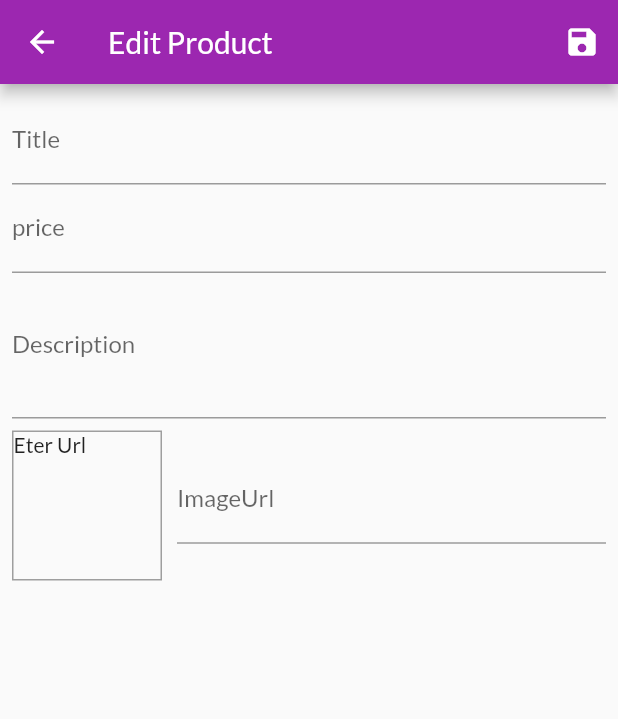
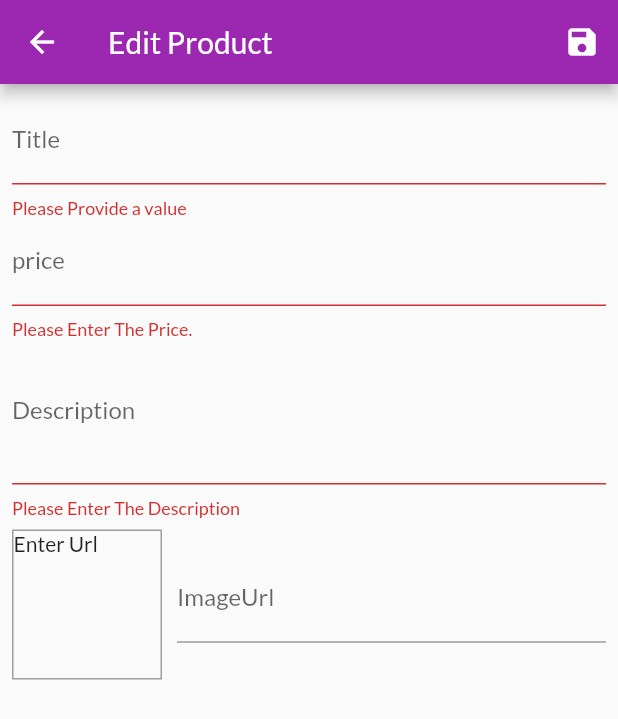
Before and after one commit to km2223/shop, a Flutter app: the EditProductScreen screen opened by its route, after a tap on the "save" icon, on a phone screen of 412 x 824 dp. Shown: the top 719 px of the screen. Run offline on Flutter 3.47's test engine with Material 2 defaults, Android fonts, the phone set to English and light mode, and no system bars; missing offline and left inert: dart:ffi; network calls fail.

Commit message:
save product

```diff
--- a/lib/provider/products.dart
+++ b/lib/provider/products.dart
@@ -2,7 +2,7 @@ import 'package:flutter/material.dart';
 import 'package:shop/provider/product.dart';
 
 class Products with ChangeNotifier{
-  List<Product>_items=[
+  final List<Product>_items=[
         Product(
       id: 'p1',
       title: 'Red Shirt',
@@ -47,4 +47,14 @@ class Products with ChangeNotifier{
  Product findById(String id){
   return _items.firstWhere((prod) => prod.id==id);
  }
+ void addProduct(Product prod){
+  final newProduct=Product(
+    title:prod.title,
+    description: prod.description,
+    price:prod. price,
+    id: DateTime.now().toString(),
+    imageUrl:prod. imageUrl);
+    _items.add(newProduct);
+  notifyListeners();
+ }
 }
--- a/lib/screens/edit_product_screen.dart
+++ b/lib/screens/edit_product_screen.dart
@@ -1,5 +1,7 @@
 import 'package:flutter/material.dart';
+import 'package:provider/provider.dart';
 import 'package:shop/provider/product.dart';
+import 'package:shop/provider/products.dart';
 class EditProductScreen extends StatefulWidget {
   const EditProductScreen({super.key});
   static const routeName='/edit-product';
@@ -31,15 +33,27 @@ class _EditProductScreenState extends State<EditProductScreen> {
     super.initState();
   }
      void _saveForm(){
+      final isvalde= _form.currentState!.validate();
+      if(!isvalde)
+      {return;}
      _form.currentState!.save();
-     print(_EditProduct.title);
-     print(_EditProduct.description);
-     print(_EditProduct.price);
-     print(_EditProduct.imageUrl);
+      Provider.of<Products>(context,listen: false).addProduct(_EditProduct);
+      Navigator.pop(context);
+
+
 
     }
   void updateImageUrl(){
     if(! _imageUrlFocesNode.hasFocus){
+      if(_imageUrlController.text.isEmpty
+      ||!_imageUrlController.text.startsWith('http')
+      &&!_imageUrlController.text.startsWith('https')
+      ||!_imageUrlController.text.endsWith('jpg')
+      ||!_imageUrlController.text.endsWith('jpeg')||
+      !_imageUrlController.text.endsWith('png'))
+      {
+        return ;
+      }
       setState(() {
 
       });
@@ -66,15 +80,35 @@ class _EditProductScreenState extends State<EditProductScreen> {
               FocusScope.of(context).requestFocus(_priceFocus);
 
             },
+                        validator: (value) {
+              if(value!.isEmpty){
+                return 'Please Provide a value ';
+              }
+              return null;
+
+            },
             onSaved: (newValue) {
               _EditProduct=Product(title:newValue.toString() , description: _EditProduct.description, price: _EditProduct.price, id: null.toString(), imageUrl: _EditProduct.imageUrl);
             },
+
           ),
                     TextFormField(
             decoration: const InputDecoration(labelText: 'price'),
             textInputAction: TextInputAction.next,
             keyboardType:TextInputType.number,
             focusNode: _priceFocus,
+            validator: (value) {
+              if(value!.isEmpty){
+                return 'Please Enter The Price.';
+              }
+              if(double.tryParse(value)==null){
+                return 'Please Enter a Valid number.';
+              }
+              if(double.tryParse(value)!<= 0){
+                return 'Please Enter Number greater than Zero. ';
+              }
+              return null;
+            },
             onFieldSubmitted: (_) {
               FocusScope.of(context).requestFocus(_descriptionFoucs);
             },
@@ -89,6 +123,15 @@ class _EditProductScreenState extends State<EditProductScreen> {
             keyboardType:TextInputType.multiline,
             maxLines: 3,
             focusNode: _descriptionFoucs,
+            validator: (value) {
+              if(value!.isEmpty){
+                return 'Please Enter The Description';
+
+              }
+              if(value.length<10){
+                return 'Please Enter More than 10 characters';
+              }
+            },
               onSaved: (newValue) {
               _EditProduct=Product(title:_EditProduct.title , description: newValue.toString(), price: _EditProduct.price, id: null.toString(), imageUrl: _EditProduct.imageUrl);
             },
@@ -103,7 +146,7 @@ class _EditProductScreenState extends State<EditProductScreen> {
               height: 100,
               margin: const EdgeInsets.only(top: 8,right: 10),
               decoration:BoxDecoration(border:Border.all(width: 1,color:Colors.grey)),
-              child: _imageUrlController.text.isEmpty?Text('Eter Url'):FittedBox(child:Image.network(_imageUrlController.text,fit:BoxFit.cover,),),
+              child: _imageUrlController.text.isEmpty?Text('Enter Url'):FittedBox(child:Image.network(_imageUrlController.text,fit:BoxFit.cover,),),
             ),
             Expanded(
               child: TextFormField(decoration:const InputDecoration(labelText: 'ImageUrl'),
@@ -111,6 +154,7 @@ class _EditProductScreenState extends State<EditProductScreen> {
               textInputAction:TextInputAction.done,
               controller:_imageUrlController,
               focusNode: _imageUrlFocesNode,
+
                             onSaved: (newValue) {
               _EditProduct=Product(title:_EditProduct.title , description:_EditProduct.description, price: _EditProduct.price, id: null.toString(), imageUrl: newValue.toString());
             },
```
